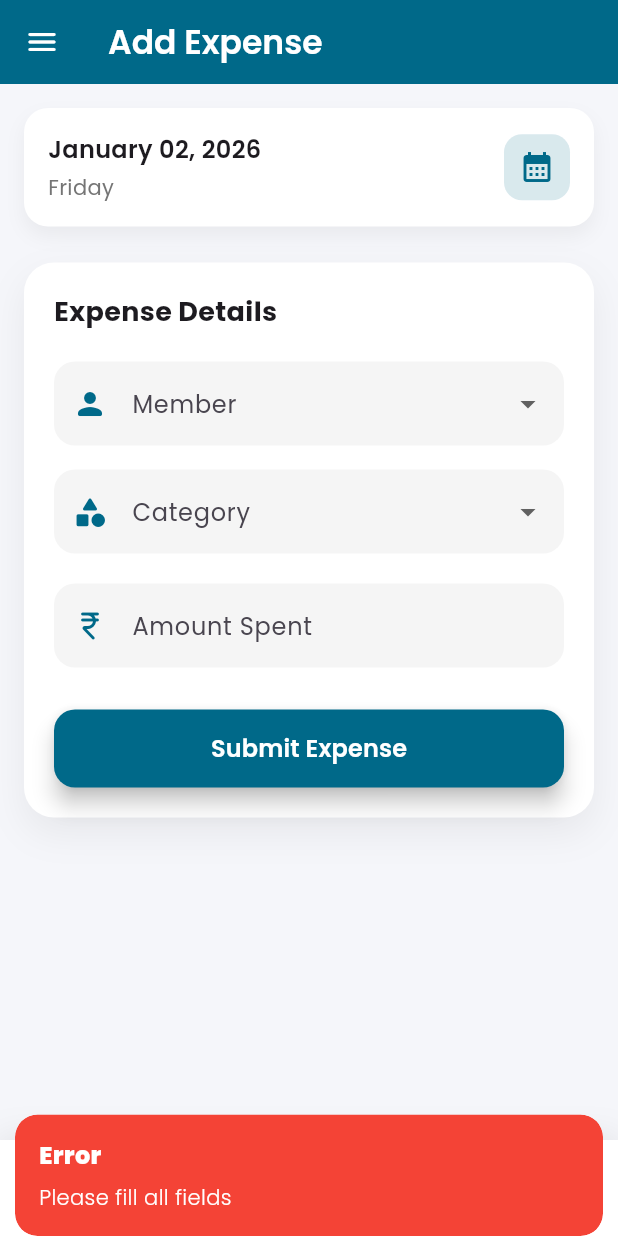
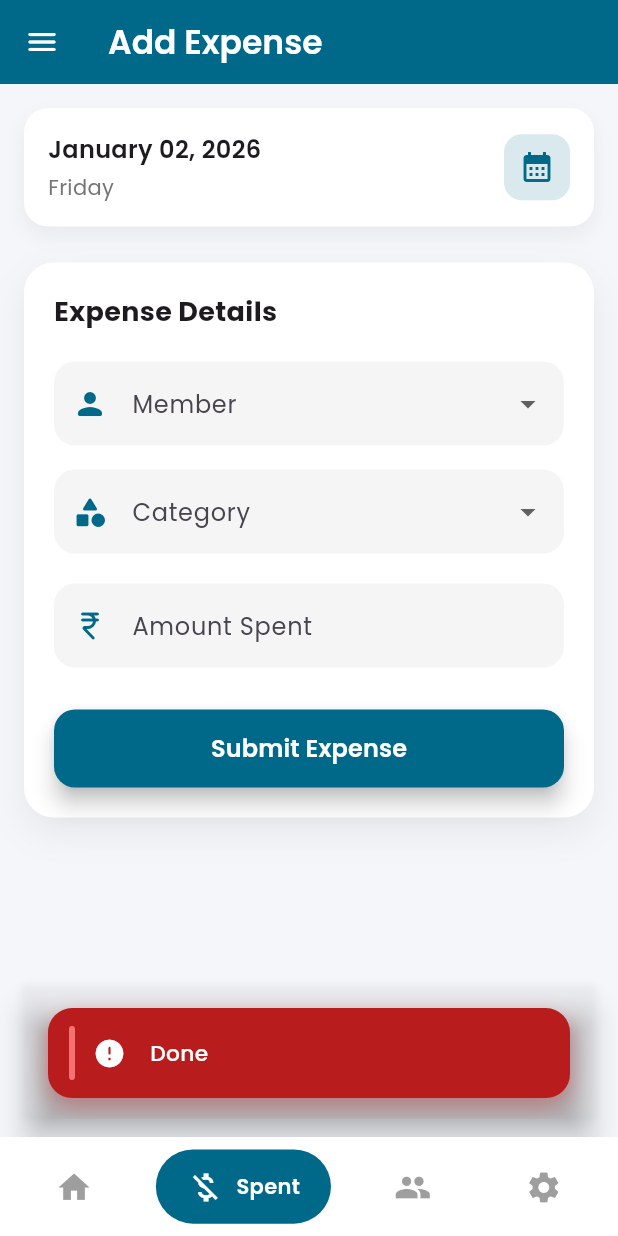
Before and after one commit to lukers226/RoomManagement, a Flutter app: the BottomNavScreen screen opened by its route, item 2 of the bottom bar chosen, after a tap on "Submit Expense", on a phone screen of 412 x 824 dp. Run offline on Flutter 3.47's test engine with Material 3 defaults, Android fonts, the phone set to English and light mode, and no system bars; drawn by our look-alikes of google_nav_bar; our stand-ins replace get, google_fonts, intl_phone_field.

Commit message:
create the snavck bar

```diff
--- a/lib/app_colors.dart
+++ b/lib/app_colors.dart
@@ -2,9 +2,7 @@ import 'package:flutter/material.dart';
 
 class AppColors {
   static const Color primaryColor = Color(0xFFEAEBED);
-
   static const Color secondaryColor = Color(0xFF006989);
-
   static const Color white = Colors.white;
   static const Color black = Colors.black;
 }
--- a/lib/views/bottom_nav_screen.dart
+++ b/lib/views/bottom_nav_screen.dart
@@ -31,6 +31,13 @@ class _BottomNavScreenState extends State<BottomNavScreen> {
 
   @override
   Widget build(BuildContext context) {
+    final size = MediaQuery.of(context).size;
+
+    // Responsive helpers
+    double w(double v) => size.width * v;
+    double h(double v) => size.height * v;
+    double sp(double v) => size.width * v;
+
     return Scaffold(
       body: _widgetOptions.elementAt(_selectedIndex),
       bottomNavigationBar: Container(
@@ -38,21 +45,27 @@ class _BottomNavScreenState extends State<BottomNavScreen> {
           color: AppColors.white,
           boxShadow: [
             BoxShadow(
-              blurRadius: 20,
-              color: Colors.black.withOpacity(.1),
+              blurRadius: h(0.03),
+              color: Colors.black.withAlpha(1),
             )
           ],
         ),
         child: SafeArea(
           child: Padding(
-            padding: const EdgeInsets.symmetric(horizontal: 15.0, vertical: 8),
+            padding: EdgeInsets.symmetric(
+              horizontal: w(0.04),
+              vertical: h(0.01),
+            ),
             child: GNav(
-              rippleColor: AppColors.secondaryColor.withOpacity(0.1),
-              hoverColor: AppColors.secondaryColor.withOpacity(0.1),
-              gap: 8,
+              rippleColor: AppColors.secondaryColor.withAlpha(1),
+              hoverColor: AppColors.secondaryColor.withAlpha(1),
+              gap: w(0.02),
               activeColor: AppColors.white,
-              iconSize: 24,
-              padding: const EdgeInsets.symmetric(horizontal: 20, vertical: 12),
+              iconSize: sp(0.06),
+              padding: EdgeInsets.symmetric(
+                horizontal: w(0.05),
+                vertical: h(0.015),
+              ),
               duration: const Duration(milliseconds: 400),
               tabBackgroundColor: AppColors.secondaryColor,
               color: Colors.grey,
--- a/lib/views/spent_view.dart
+++ b/lib/views/spent_view.dart
@@ -3,6 +3,7 @@ import 'package:get/get.dart';
 import 'package:intl/intl.dart';
 import '../controllers/spent_controller.dart';
 import '../app_colors.dart';
+import '../widgets/snack_bar.dart';
 
 class SpentView extends StatelessWidget {
   const SpentView({super.key});
@@ -75,8 +76,9 @@ class SpentView extends StatelessWidget {
                         Container(
                           padding: const EdgeInsets.all(10),
                           decoration: BoxDecoration(
-                            color:
-                                AppColors.secondaryColor.withValues(alpha: 0.15),
+                            color: AppColors.secondaryColor.withValues(
+                              alpha: 0.15,
+                            ),
                             borderRadius: BorderRadius.circular(12),
                           ),
                           child: Icon(
@@ -128,9 +130,7 @@ class SpentView extends StatelessWidget {
                             ] else
                               Row(
                                 children: [
-                                  Expanded(
-                                    child: _memberDropdown(controller),
-                                  ),
+                                  Expanded(child: _memberDropdown(controller)),
                                   const SizedBox(width: 16),
                                   Expanded(
                                     child: _categoryDropdown(controller),
@@ -157,14 +157,14 @@ class SpentView extends StatelessWidget {
                               width: double.infinity,
                               height: 52,
                               child: ElevatedButton(
-                                onPressed: controller.submitExpense,
+                                onPressed: () {
+                                  AppSnackBar.error(context, " Done");
+                                },
                                 style: ElevatedButton.styleFrom(
-                                  backgroundColor:
-                                      AppColors.secondaryColor,
+                                  backgroundColor: AppColors.secondaryColor,
                                   elevation: 6,
                                   shape: RoundedRectangleBorder(
-                                    borderRadius:
-                                        BorderRadius.circular(14),
+                                    borderRadius: BorderRadius.circular(14),
                                   ),
                                 ),
                                 child: const Text(
@@ -195,17 +195,13 @@ class SpentView extends StatelessWidget {
   Widget _memberDropdown(SpentController controller) {
     return DropdownButtonFormField<String>(
       isExpanded: true,
-      decoration:
-          _inputDecoration(label: 'Member', icon: Icons.person_rounded),
+      decoration: _inputDecoration(label: 'Member', icon: Icons.person_rounded),
       value: controller.selectedMember,
       items: controller.members
           .map(
             (member) => DropdownMenuItem<String>(
               value: member,
-              child: Text(
-                member,
-                overflow: TextOverflow.ellipsis,
-              ),
+              child: Text(member, overflow: TextOverflow.ellipsis),
             ),
           )
           .toList(),
@@ -220,17 +216,16 @@ class SpentView extends StatelessWidget {
   Widget _categoryDropdown(SpentController controller) {
     return DropdownButtonFormField<String>(
       isExpanded: true,
-      decoration:
-          _inputDecoration(label: 'Category', icon: Icons.category_rounded),
+      decoration: _inputDecoration(
+        label: 'Category',
+        icon: Icons.category_rounded,
+      ),
       value: controller.selectedCategory,
       items: controller.categories
           .map(
             (category) => DropdownMenuItem<String>(
               value: category,
-              child: Text(
-                category,
-                overflow: TextOverflow.ellipsis,
-              ),
+              child: Text(category, overflow: TextOverflow.ellipsis),
             ),
           )
           .toList(),
@@ -257,10 +252,7 @@ class SpentView extends StatelessWidget {
       ),
       focusedBorder: OutlineInputBorder(
         borderRadius: BorderRadius.circular(14),
-        borderSide: BorderSide(
-          color: AppColors.secondaryColor,
-          width: 1.5,
-        ),
+        borderSide: BorderSide(color: AppColors.secondaryColor, width: 1.5),
       ),
     );
   }
--- /dev/null
+++ b/lib/widgets/snack_bar.dart
@@ -0,0 +1,98 @@
+import 'package:flutter/material.dart';
+
+class AppSnackBar {
+  AppSnackBar._();
+
+  /// SUCCESS
+  static void success(BuildContext context, String message) {
+    _show(
+      context,
+      message: message,
+      icon: Icons.check_circle_rounded,
+      backgroundColor: const Color(0xFF0F9D58),
+      accentColor: const Color(0xFF34D399),
+    );
+  }
+
+  /// ERROR
+  static void error(BuildContext context, String message) {
+    _show(
+      context,
+      message: message,
+      icon: Icons.error_rounded,
+      backgroundColor: const Color(0xFFB91C1C),
+      accentColor: const Color(0xFFF87171),
+    );
+  }
+
+  /// CORE BUILDER
+  static void _show(
+    BuildContext context, {
+    required String message,
+    required IconData icon,
+    required Color backgroundColor,
+    required Color accentColor,
+  }) {
+    final messenger = ScaffoldMessenger.of(context);
+
+    // Clear previous snackbar for clean UX
+    messenger.hideCurrentSnackBar();
+
+    messenger.showSnackBar(
+      SnackBar(
+        behavior: SnackBarBehavior.floating,
+        elevation: 8,
+        duration: const Duration(seconds: 1),
+        backgroundColor: Colors.transparent,
+        margin: const EdgeInsets.symmetric(horizontal: 16, vertical: 12),
+        content: Container(
+          padding: const EdgeInsets.symmetric(horizontal: 14, vertical: 12),
+          decoration: BoxDecoration(
+            color: backgroundColor,
+            borderRadius: BorderRadius.circular(16),
+            boxShadow: [
+              BoxShadow(
+                color: backgroundColor.withValues(alpha: 0.35),
+                blurRadius: 12,
+                offset: const Offset(0, 6),
+              ),
+            ],
+          ),
+          child: Row(
+            children: [
+              // Accent strip
+              Container(
+                width: 4,
+                height: 36,
+                decoration: BoxDecoration(
+                  color: accentColor,
+                  borderRadius: BorderRadius.circular(4),
+                ),
+              ),
+              const SizedBox(width: 12),
+
+              // Icon
+              Icon(icon, color: Colors.white, size: 22),
+              const SizedBox(width: 12),
+
+              // Message
+              Expanded(
+                child: Text(
+                  message,
+                  maxLines: 2,
+                  overflow: TextOverflow.ellipsis,
+                  style: const TextStyle(
+                    color: Colors.white,
+                    fontSize: 14.5,
+                    fontWeight: FontWeight.w500,
+                    height: 1.35,
+                  ),
+                ),
+              ),
+            ],
+          ),
+        ),
+      ),
+    );
+  }
+}
```
Also changed, not shown: pubspec.lock.
